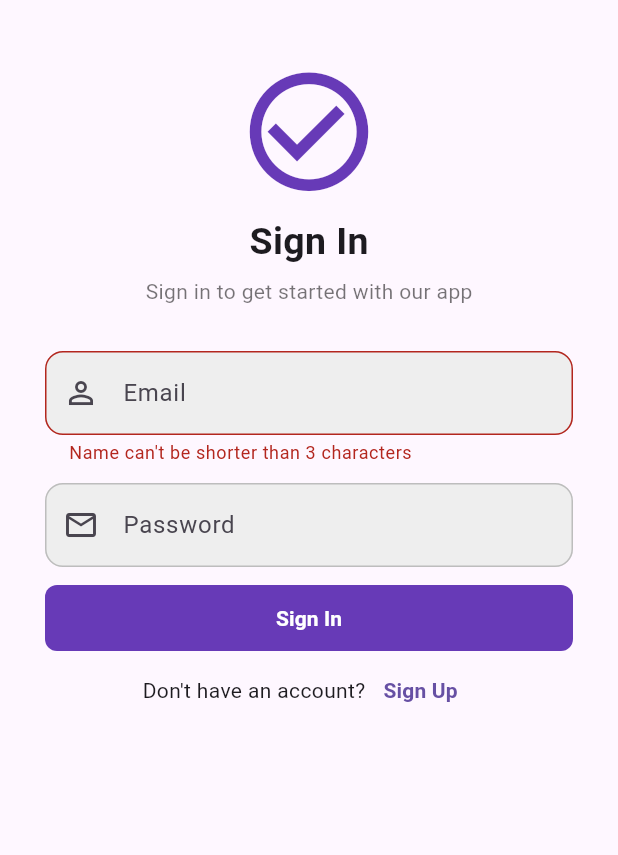
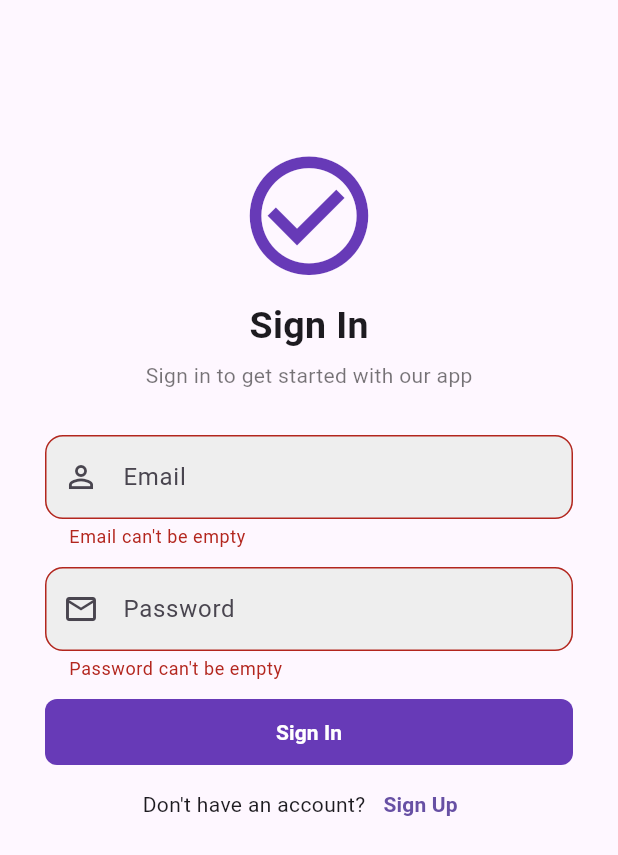
Before and after one commit to OmarElmanzalawy/todo_creativa_course, a Flutter app: the SignInScreen screen opened directly, after a tap on "Sign In", on a phone screen of 412 x 824 dp. Shown: the top 855 px of the screen. Run offline on Flutter 3.47's test engine with Material 3 defaults, Android fonts, the phone set to English and light mode, and no system bars; our stand-ins replace firebase_auth, firebase_core; accounts and stored records are empty.

Commit message:
add viewmodel

```diff
--- a/lib/main.dart
+++ b/lib/main.dart
@@ -1,7 +1,11 @@
+import 'package:firebase_auth/firebase_auth.dart';
 import 'package:firebase_core/firebase_core.dart';
 import 'package:flutter/material.dart';
+import 'package:todo_starter/app_brain.dart';
 import 'package:todo_starter/screens/home_screen.dart';
 import 'package:todo_starter/screens/signup_screen.dart';
+
+final AppBrain appBrain = AppBrain();
 
 void main() async{
   WidgetsFlutterBinding.ensureInitialized();
@@ -17,7 +21,7 @@ class MainApp extends StatelessWidget {
   Widget build(BuildContext context) {
     return MaterialApp(
       debugShowCheckedModeBanner: false,
-      home: SignupScreen()
+      home: FirebaseAuth.instance.currentUser == null ? SignupScreen() : HomeScreen()
     );
   }
 }
--- a/lib/screens/sign_in_screen.dart
+++ b/lib/screens/sign_in_screen.dart
@@ -1,5 +1,6 @@
 import 'package:firebase_auth/firebase_auth.dart';
 import 'package:flutter/material.dart';
+import 'package:todo_starter/screens/home_screen.dart';
 import 'package:todo_starter/screens/signup_screen.dart';
 import 'package:todo_starter/widgets/custom_textfield.dart';
 
@@ -13,8 +14,9 @@ class SignInScreen extends StatelessWidget {
   @override
   Widget build(BuildContext context) {
     return Scaffold(
+      appBar: AppBar(),
       body: SafeArea(
-        child: Container(
+        child: SizedBox(
           width: double.infinity,
           // color: Colors.red,
           child: Form(
@@ -42,10 +44,14 @@ class SignInScreen extends StatelessWidget {
                           hintText: "Email",
                           prefixIcon: Icons.person_outline,
                           validator: (p0) {
-                            if(p0 == null){
-                              return "Name can't be empty";
+                            if(p0 == null || p0.isEmpty){
+                              return "Email can't be empty";
                             }
-                            return p0.length <= 3 ? "Name can't be shorter than 3 characters " : null;
+                            if(!p0.contains("@gmail.com")){
+                              return "Email must contain @gmail.com";
+                            }
+                            return p0.length <= 6 ? "Email can't be shorter than 6 characters " : null;
+
                           },
                           ),
                         const SizedBox(height: 12,),
@@ -54,9 +60,10 @@ class SignInScreen extends StatelessWidget {
                           hintText: "Password",
                           prefixIcon: Icons.email_outlined,
                           validator: (p0) {
-                            if(!p0!.contains("@gmail.com")){
-
+                            if(p0 == null || p0.isEmpty){
+                              return "Password can't be empty";
                             }
+                            return p0.length <= 6 ? "Password can't be shorter than 6 characters " : null;
                           },
                           ),
                           const SizedBox(height: 10,),
@@ -78,6 +85,9 @@ class SignInScreen extends StatelessWidget {
                                     email: _emailController.text,
                                     password: _passwordController.text
                                   );
+                                  Navigator.pushAndRemoveUntil(context, MaterialPageRoute(builder:(context) {
+                                    return HomeScreen();
+                                  },), (route) => false);
                                   }on FirebaseAuthException catch (e){
                                     print(e.code);
 
@@ -103,7 +113,7 @@ class SignInScreen extends StatelessWidget {
                     children: [
                       Text("Don't have an account?"),
                       TextButton(onPressed: (){
-                        Navigator.push(context, MaterialPageRoute(builder: (context)=> SignupScreen()));
+                        Navigator.pushAndRemoveUntil(context, MaterialPageRoute(builder: (context)=> SignupScreen()), (route) => false);
                       },
                        child: Text("Sign Up",style: TextStyle(fontWeight: FontWeight.bold),))
                     ],
```
Also changed, not shown: lib/app_brain.dart (added, +7 -0 lines), lib/models/task_model.dart (added, +14 -0 lines), lib/screens/home_screen.dart (+23 -7 lines), lib/screens/signup_screen.dart (+6 -3 lines), lib/widgets/task_item.dart (+6 -3 lines).
